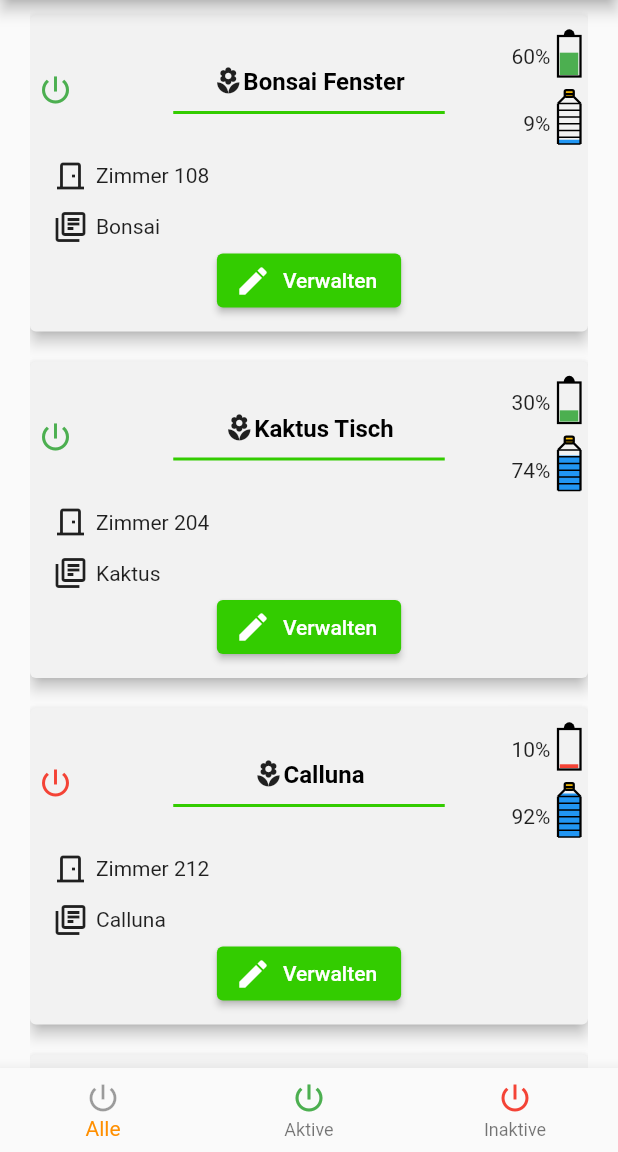
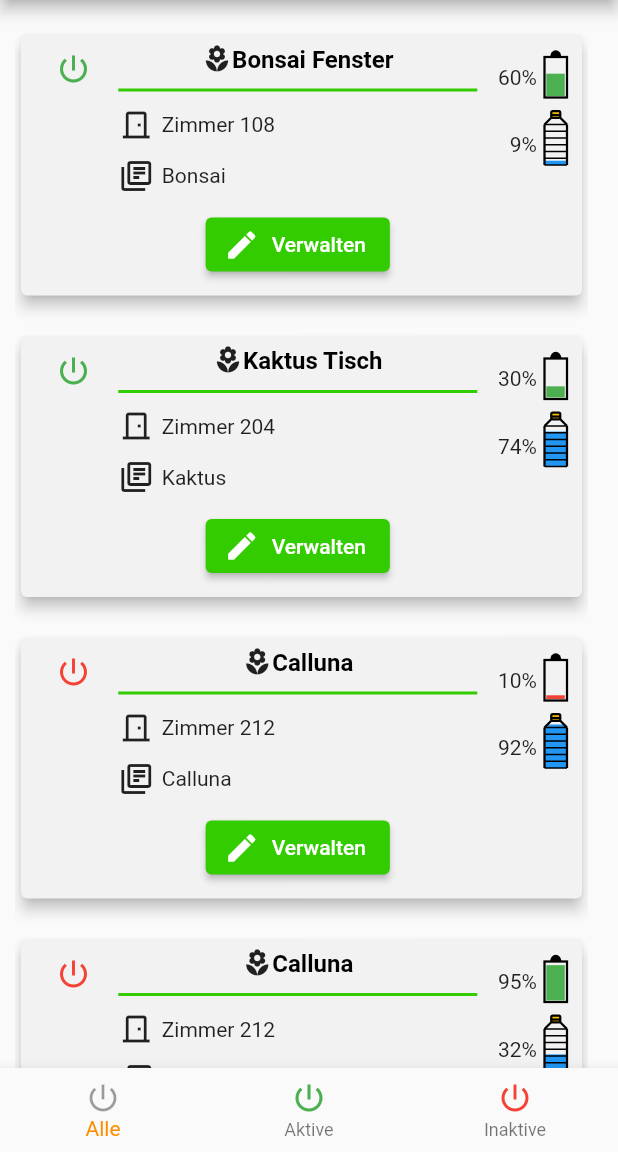
Before and after one commit to ZamarianPatrick/lazypig-app, a Flutter app: the screen it shows after launch, on a phone screen of 412 x 824 dp, the part 84-1236 px from its top. Run offline on Flutter 3.47's test engine with Material 2 defaults, Android fonts, the phone set to English and light mode, and no system bars.

Commit message:
refactor plant design

```diff
--- a/lib/views/plant.dart
+++ b/lib/views/plant.dart
@@ -78,20 +78,33 @@ class _PlantView extends State<PlantView> {
 
   @override
   Widget build(BuildContext context) {
+    var size = MediaQuery.of(context).size;
+    var count = (size.width ~/ (350 + 20));
+    var width = math.min((size.width / count) - (20 * count), size.width - 20);
+
+    var totalWidth = width * count + (20 * (count - 1));
+    var gap = (size.width - totalWidth) / 2;
+
     return Scaffold(
         appBar: const TopBar(title: 'Pflanzen', icon: Icons.local_florist),
         body: Padding(
-          padding: const EdgeInsets.fromLTRB(20, 0, 20, 0),
+          padding: EdgeInsets.fromLTRB(gap, 20, 20, 0),
           child: Column(
             children: [
               Expanded(
                   child: SingleChildScrollView(
                 child: _foundPlants.isNotEmpty
-                    ? ListView.builder(
-                        shrinkWrap: true,
-                        itemCount: _foundPlants.length,
-                        itemBuilder: (context, index) =>
-                            _PlantCard(plant: _foundPlants[index]))
+                    ? Wrap(
+                        spacing: 20,
+                        runSpacing: 20,
+                        children: [
+                          for (var plant in _foundPlants)
+                            _PlantCard(
+                              plant: plant,
+                              width: width,
+                            )
+                        ],
+                      )
                     : const Text(
                         'No results found',
                         style: TextStyle(fontSize: 24),
@@ -134,26 +147,30 @@ class _PlantView extends State<PlantView> {
 
 class _PlantCard extends StatelessWidget {
   final Map<String, dynamic> plant;
-
+  final double width;
   const _PlantCard({
     Key? key,
     required this.plant,
+    required this.width,
   }) : super(key: key);
 
   @override
   Widget build(BuildContext context) {
-    return Card(
+    return SizedBox(
       key: ValueKey(plant["id"]),
+      width: width,
+      child: Card(
           color: const Color(0xFFF2F2F2),
           elevation: 4,
-        margin: const EdgeInsets.symmetric(vertical: 10),
           child: Padding(
             padding: const EdgeInsets.fromLTRB(5, 5, 5, 10),
             child: Column(children: <Widget>[
-            Row(children: <Widget>[
+              Row(crossAxisAlignment: CrossAxisAlignment.start, children: <
+                  Widget>[
                 Expanded(
-                  child: Align(
-                alignment: Alignment.centerLeft,
+                    flex: 1,
+                    child: Padding(
+                      padding: const EdgeInsets.all(5),
                       child: IconTheme(
                         data: plant["active"]
                             ? const IconThemeData(color: Colors.green)
@@ -161,6 +178,10 @@ class _PlantCard extends StatelessWidget {
                         child: const Icon(Icons.power_settings_new),
                       ),
                     )),
+                Expanded(
+                    flex: 4,
+                    child: Column(children: <Widget>[
+                      Row(children: <Widget>[
                         Expanded(
                             flex: 2,
                             child: Column(children: <Widget>[
@@ -173,44 +194,9 @@ class _PlantCard extends StatelessWidget {
                                 height: 2,
                               )
                             ])),
-              Expanded(
-                  child: Column(
-                children: <Widget>[
-                  Row(
-                      mainAxisAlignment: MainAxisAlignment.end,
-                      children: <Widget>[
-                        Text(plant["battery"].toString() + "%"),
-                        const SizedBox(
-                          width: 5,
-                        ),
-                        SizedBox(
-                            width: 15,
-                            height: 15 * 3,
-                            child: CustomPaint(
-                              painter:
-                                  _BatteryLevel(plant["battery"], Colors.black),
-                            )),
-                      ]),
-                  Row(
-                      mainAxisAlignment: MainAxisAlignment.end,
-                      children: <Widget>[
-                        Text(plant["water"].toString() + "%"),
-                        const SizedBox(
-                          width: 5,
-                        ),
-                        SizedBox(
-                            width: 15,
-                            height: 15 * 3,
-                            child: CustomPaint(
-                              painter:
-                                  _WaterLevel(plant["water"], Colors.black),
-                            )),
-                      ]),
-                ],
-              )),
                       ]),
                       Padding(
-              padding: const EdgeInsets.only(left: 10),
+                        padding: const EdgeInsets.fromLTRB(0, 10, 0, 10),
                         child: Column(children: <Widget>[
                           Row(children: <Widget>[
                             const Icon(Icons.door_front_door_outlined),
@@ -233,8 +219,49 @@ class _PlantCard extends StatelessWidget {
                           primary: MyColors.primary,
                         ),
                       ),
+                    ])),
+                Expanded(
+                    child: Column(
+                  children: <Widget>[
+                    Row(
+                        mainAxisAlignment: MainAxisAlignment.end,
+                        children: <Widget>[
+                          Text(plant["battery"].toString() + "%"),
+                          const SizedBox(
+                            width: 5,
+                          ),
+                          SizedBox(
+                              width: 15,
+                              height: 15 * 3,
+                              child: CustomPaint(
+                                painter: _BatteryLevel(
+                                    plant["battery"], Colors.black),
+                              )),
                         ]),
-        ));
+                    Row(
+                        mainAxisAlignment: MainAxisAlignment.end,
+                        children: <Widget>[
+                          Text(plant["water"].toString() + "%"),
+                          const SizedBox(
+                            width: 5,
+                          ),
+                          SizedBox(
+                              width: 15,
+                              height: 15 * 3,
+                              child: CustomPaint(
+                                painter:
+                                    _WaterLevel(plant["water"], Colors.black),
+                              )),
+                        ]),
+                  ],
+                )),
+                const SizedBox(
+                  width: 5,
+                )
+              ]),
+            ]),
+          )),
+    );
   }
 }
 
```
Lines whose indentation alone changed are shown as unchanged.
